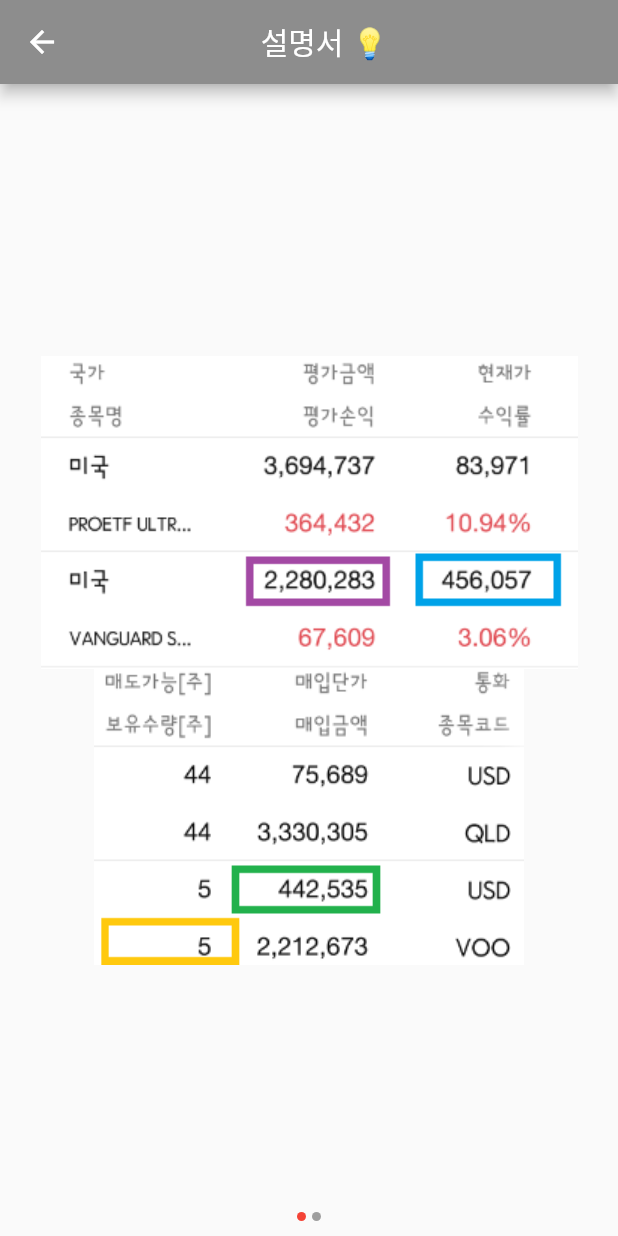
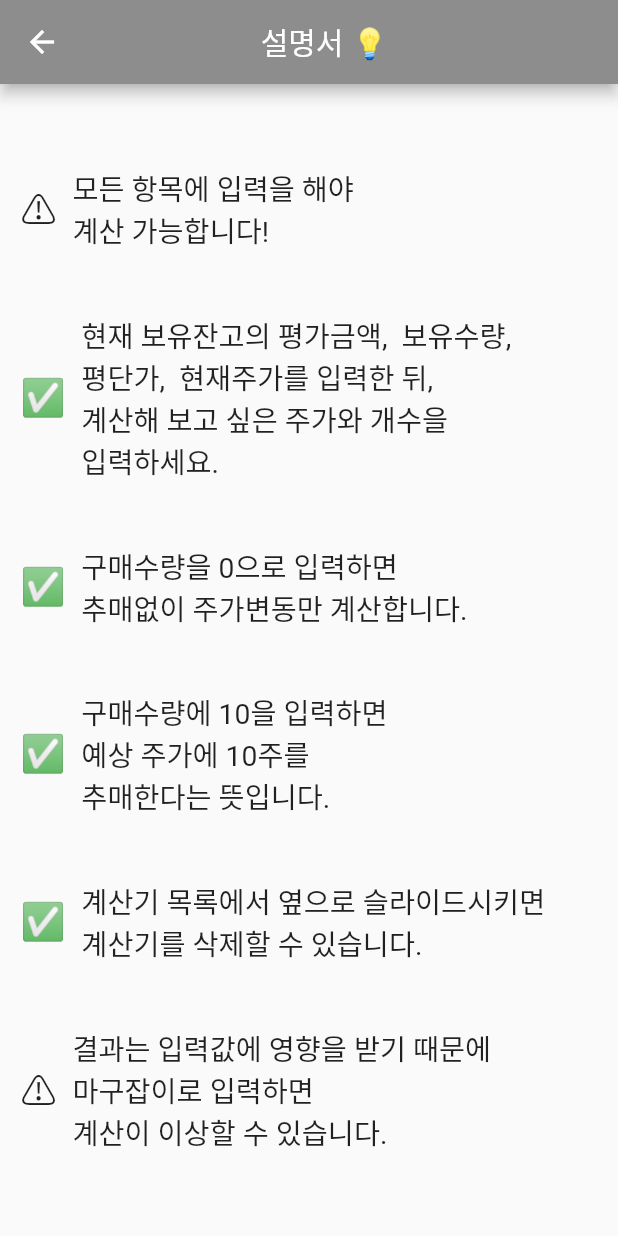
Before and after one commit to soohyeok8901/stock_calculator, a Flutter app: the screen it shows after launch, after a tap on the "help outline" icon, on a phone screen of 412 x 824 dp. Run offline on Flutter 3.47's test engine with Material 2 defaults, Android fonts, the phone set to English and light mode, and no system bars; drawn by our look-alikes of flutter_image_slideshow; our stand-ins replace carousel_slider, flutter_screenutil, flutter_slidable, google_mobile_ads, shared_preferences; missing offline and left inert: auto_size_text_pk; network calls fail; Roboto replaces fonts that are missing (GmarketSansMedium).

Commit message:
Add help_screen

```diff
--- a/lib/constant.dart
+++ b/lib/constant.dart
@@ -20,8 +20,8 @@ const kTextAlignCenter = TextAlign.center;
 
 var kEmojiContainerBoxDecoration = BoxDecoration(
   color: Colors.white,
-  border: Border.all(width: 0.1),
-  borderRadius: BorderRadius.circular(0),
+  border: Border.all(width: 0.05),
+  borderRadius: BorderRadius.circular(100),
 );
 
 //////////////////////////// main Conatiner
--- a/lib/pages/help_screen/help_screen.dart
+++ b/lib/pages/help_screen/help_screen.dart
@@ -3,6 +3,8 @@ import 'package:flutter_image_slideshow/flutter_image_slideshow.dart';
 import 'package:flutter_screenutil/flutter_screenutil.dart';
 import 'package:provider/provider.dart';
 import 'package:stock_calculator/provider/providers.dart';
+
+import '../../constant.dart';
 
 //TODO: 대충 틀만 잡아봅시다~
 class HelpScreen extends StatefulWidget {
@@ -25,55 +27,147 @@ class HelpScreenState extends State<HelpScreen> {
           padding: EdgeInsets.only(left: 97.w),
           child: Text('설명서 💡'),
         ),
-        backgroundColor: Provider.of<UiDataProvider>(context).primaryColor,
+        backgroundColor:
+            (Provider.of<UiDataProvider>(context).primaryColor == grey)
+                ? grey
+                : (Provider.of<UiDataProvider>(context).primaryColor == red)
+                    ? buttonRed
+                    : buttonBlue,
       ),
-      body: ImageSlideshow(
-        /// Width of the [ImageSlideshow].
-        width: double.infinity,
+      body: Padding(
+        padding: EdgeInsets.all(13.w),
+        child: Column(
+          crossAxisAlignment: CrossAxisAlignment.start,
+          mainAxisAlignment: MainAxisAlignment.spaceEvenly,
+          children: <Widget>[
+            Row(
+              children: <Widget>[
+                Text(
+                  '⚠️',
+                  style: TextStyle(fontSize: 23.sp),
+                ),
+                SizedBox(width: 10.w),
+                Text(
+                  '모든 항목에 입력을 해야\n계산 가능합니다!',
+                  style: TextStyle(fontSize: 18.sp),
+                ),
+              ],
+            ),
+            Row(
+              children: <Widget>[
+                Text(
+                  '✅',
+                  style: TextStyle(fontSize: 23.sp),
+                ),
+                SizedBox(width: 10.w),
+                Text(
+                  '현재 보유잔고의 평가금액,  보유수량,\n평단가,  현재주가를 입력한 뒤, \n계산해 보고 싶은 주가와 개수을 \n입력하세요.',
+                  style: TextStyle(fontSize: 18.sp),
+                ),
+              ],
+            ),
+            Row(
+              children: <Widget>[
+                Text(
+                  '✅',
+                  style: TextStyle(fontSize: 23.sp),
+                ),
+                SizedBox(width: 10.w),
+                Text(
+                  '구매수량을 0으로 입력하면\n추매없이 주가변동만 계산합니다.',
+                  style: TextStyle(fontSize: 18.sp),
+                ),
+              ],
+            ),
+            Row(
+              children: <Widget>[
+                Text(
+                  '✅',
+                  style: TextStyle(fontSize: 23.sp),
+                ),
+                SizedBox(width: 10.w),
+                Text(
+                  '구매수량에 10을 입력하면 \n예상 주가에 10주를 \n추매한다는 뜻입니다.',
+                  style: TextStyle(fontSize: 18.sp),
+                ),
+              ],
+            ),
+            Row(
+              children: <Widget>[
+                Text(
+                  '✅',
+                  style: TextStyle(fontSize: 23.sp),
+                ),
+                SizedBox(width: 10.w),
+                Text(
+                  '계산기 목록에서 옆으로 슬라이드시키면 \n계산기를 삭제할 수 있습니다.',
+                  style: TextStyle(fontSize: 18.sp),
+                ),
+              ],
+            ),
+            Row(
+              children: <Widget>[
+                Text(
+                  '⚠️',
+                  style: TextStyle(fontSize: 23.sp),
+                ),
+                SizedBox(width: 10.w),
+                Text(
+                  '결과는 입력값에 영향을 받기 때문에 \n마구잡이로 입력하면 \n계산이 이상할 수 있습니다.',
+                  style: TextStyle(fontSize: 18.sp),
+                ),
+              ],
+            ),
+          ],
+        ),
+      ),
+      // body: ImageSlideshow(
+      //   /// Width of the [ImageSlideshow].
+      //   width: double.infinity,
 
-        /// Height of the [ImageSlideshow].
-        height: MediaQuery.of(context).size.height,
+      //   /// Height of the [ImageSlideshow].
+      //   height: MediaQuery.of(context).size.height,
 
-        /// The page to show when first creating the [ImageSlideshow].
-        initialPage: 0,
+      //   /// The page to show when first creating the [ImageSlideshow].
+      //   initialPage: 0,
 
-        /// The color to paint the indicator.
-        indicatorColor: Colors.red,
+      //   /// The color to paint the indicator.
+      //   indicatorColor: Colors.red,
 
-        /// The color to paint behind th indicator.
-        indicatorBackgroundColor: Colors.grey,
+      //   /// The color to paint behind th indicator.
+      //   indicatorBackgroundColor: Colors.grey,
 
-        /// The widgets to display in the [ImageSlideshow].
-        /// Add the sample image file into the images folder
-        children: [
-          Column(
-            mainAxisAlignment: MainAxisAlignment.center,
-            children: <Widget>[
-              Image.asset(
-                'assets/images/1.png',
-                fit: BoxFit.contain,
-              ),
-              Image.asset(
-                'assets/images/2.png',
-                fit: BoxFit.contain,
-              ),
-            ],
-          ),
-          Image.asset(
-            'assets/images/3.png',
-            fit: BoxFit.contain,
-          ),
-        ],
+      //   /// The widgets to display in the [ImageSlideshow].
+      //   /// Add the sample image file into the images folder
+      //   children: [
+      //     Column(
+      //       mainAxisAlignment: MainAxisAlignment.center,
+      //       children: <Widget>[
+      //         Image.asset(
+      //           'assets/images/1.png',
+      //           fit: BoxFit.contain,
+      //         ),
+      //         Image.asset(
+      //           'assets/images/2.png',
+      //           fit: BoxFit.contain,
+      //         ),
+      //       ],
+      //     ),
+      //     Image.asset(
+      //       'assets/images/3.png',
+      //       fit: BoxFit.contain,
+      //     ),
+      //   ],
 
-        /// Called whenever the page in the center of the viewport changes.
-        onPageChanged: (value) {
-          print('Page changed: $value');
-        },
+      //   /// Called whenever the page in the center of the viewport changes.
+      //   onPageChanged: (value) {
+      //     print('Page changed: $value');
+      //   },
 
-        /// Auto scroll interval.
-        /// Do not auto scroll with null or 0.
-        // autoPlayInterval: 3000,
-      ),
+      //   /// Auto scroll interval.
+      //   /// Do not auto scroll with null or 0.
+      //   // autoPlayInterval: 3000,
+      // ),
     );
   }
 }
--- a/lib/pages/list_screen/list_screen.dart
+++ b/lib/pages/list_screen/list_screen.dart
@@ -18,9 +18,11 @@ class ListScreen extends StatelessWidget {
         return Scaffold(
           appBar: AppBar(
             backgroundColor:
-                (Provider.of<UiDataProvider>(context).primaryColor == red)
-                    ? buttonRed
-                    : buttonBlue,
+                (Provider.of<UiDataProvider>(context).primaryColor == grey)
+                    ? grey
+                    : (Provider.of<UiDataProvider>(context).primaryColor == red)
+                        ? buttonRed
+                        : buttonBlue,
             title: Padding(
               padding: EdgeInsets.only(left: 67.w),
               child: Text(
--- a/lib/pages/main_screen/local_widgets/MainCard.dart
+++ b/lib/pages/main_screen/local_widgets/MainCard.dart
@@ -179,9 +179,7 @@ class MainCard extends StatelessWidget {
             ),
           ),
         ),
-        (index == 0)
-            ? SizedBox()
-            : Positioned(
+        Positioned(
           left: 262.w,
           child: PopupMenu(
             titleTextController: _titleTextController,
--- a/lib/pages/main_screen/local_widgets/PopupMenu.dart
+++ b/lib/pages/main_screen/local_widgets/PopupMenu.dart
@@ -169,15 +169,17 @@ class PopupMenu extends StatelessWidget {
               style: TextStyle(fontSize: 13.sp),
             ),
           ),
-          PopupMenuDivider(height: 23.h),
-          PopupMenuItem(
+          (index != 0) ? PopupMenuDivider(height: 23.h) : null,
+          (index != 0)
+              ? PopupMenuItem(
                   value: "삭제",
                   height: 23.h,
                   child: Text(
                     '삭제',
                     style: TextStyle(fontSize: 13.sp),
                   ),
-          ),
+                )
+              : null,
         ];
       },
     );
--- a/lib/pages/main_screen/main_screen.dart
+++ b/lib/pages/main_screen/main_screen.dart
@@ -161,8 +161,8 @@ class _MainScreenState extends State<MainScreen> with WidgetsBindingObserver {
                             style: kEmojiTextStyle,
                             textAlign: kTextAlignCenter,
                           ),
-                          // decoration: kEmojiContainerBoxDecoration,
-                          // padding: EdgeInsets.all(2),
+                          decoration: kEmojiContainerBoxDecoration,
+                          padding: EdgeInsets.all(2),
                         ),
                       ),
                       Padding(
@@ -634,7 +634,7 @@ class _MainScreenState extends State<MainScreen> with WidgetsBindingObserver {
                 Expanded(
                   child: InputTextField(
                     textController: _currentStockPriceTEC,
-                    hintText: '개수 입력',
+                    hintText: '가격 입력',
                     titleText: '현재 주가',
                     onChangedCB: (newData) {
                       Provider.of<UiDataProvider>(context, listen: false)
```
Lines whose indentation alone changed are shown as unchanged.
